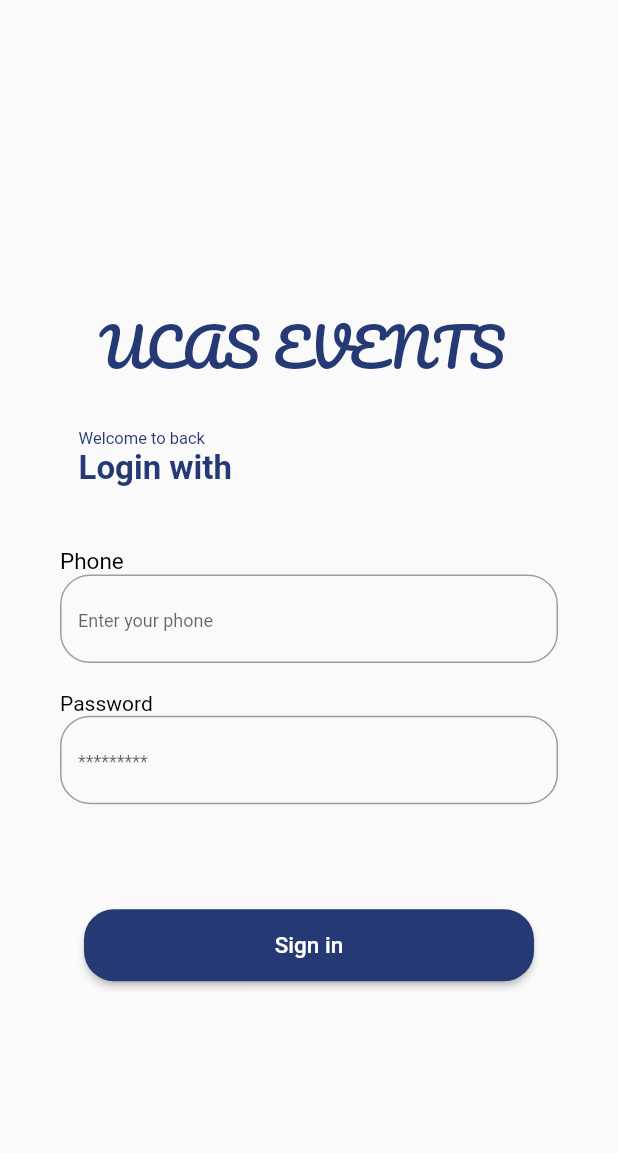
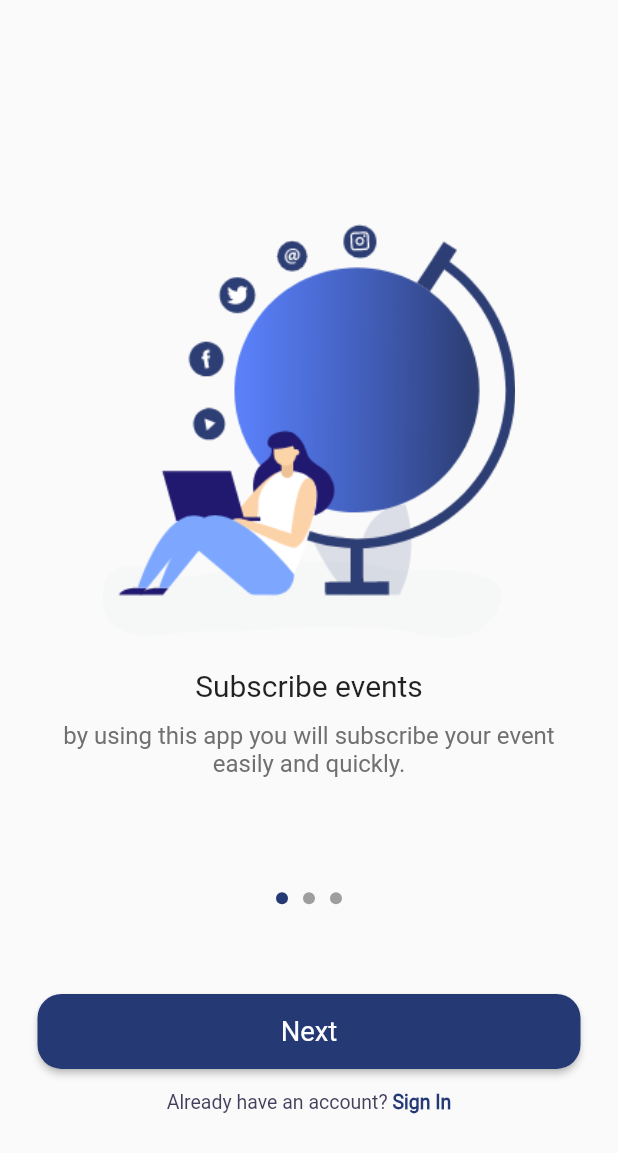
Before and after one commit to sahar-1998/Sahar-HackathonEventProject, a Flutter app: the screen it shows after launch, on a phone screen of 412 x 824 dp. Shown: the top 1153 px of the screen. Run offline on Flutter 3.47's test engine with Material 2 defaults, Android fonts, the phone set to English and light mode, and no system bars; our stand-ins replace cached_network_image, flutter_screenutil, hexcolor, shared_preferences.

Commit message:
first commit

```diff
--- a/lib/main.dart
+++ b/lib/main.dart
@@ -1,5 +1,6 @@
 import 'package:evemts/prefs/shared_pref_controller.dart';
 import 'package:evemts/screens/auth/login_screen.dart';
+import 'package:evemts/screens/auth/out_boarding_screen.dart';
 import 'package:evemts/screens/events/cat_event.dart';
 import 'package:evemts/screens/events/categoury_screen.dart';
 import 'package:evemts/screens/events/event_screen.dart';
@@ -25,6 +26,7 @@ class MyApp extends StatelessWidget {
         initialRoute:'/launch_screen' ,
         routes: {
           '/launch_screen' : (context)=> LaunchScreen(),
+          '/on_boarding_screen' : (context) => OutBoardingScreen(),
           '/signin_screen': (context) => Signin(),
           '/categoryScreen' : (context) => CategoryScreen(),
           '/new_event' :(context) =>AddEvent(),
--- a/lib/screens/auth/launch_screen.dart
+++ b/lib/screens/auth/launch_screen.dart
@@ -15,7 +15,7 @@ class _LaunchScreenState extends State<LaunchScreen> {
     super.initState();
     Future.delayed(const Duration(seconds: 3), () {
       // String route = SharedPrefController().loggedIn ? '/OnBoarding': '/Sign_in';
-      Navigator.pushReplacementNamed(context, '/signin_screen');
+      Navigator.pushReplacementNamed(context, '/on_boarding_screen');
 
     });
   }
@@ -25,8 +25,8 @@ class _LaunchScreenState extends State<LaunchScreen> {
       body: Container(
         height: double.infinity,
         width: double.infinity,
-        color: Color(0xff253975),
-        child: Padding(
+        color: const Color(0xff253975),
+        child: const Padding(
           padding:  EdgeInsets.only(top: 340, left: 80, right: 80),
           child: Text(
             'Events',
--- a/lib/screens/auth/login_screen.dart
+++ b/lib/screens/auth/login_screen.dart
@@ -113,7 +113,7 @@ class _SigninState extends State<Signin> with ApiHelper {
                   controller: _passwordTextEditingController,
                   obscureText: true,
                 ),
-                SizedBox(
+                const SizedBox(
                   height: 70,
                 ),
                 ElevatedButton(
--- /dev/null
+++ b/lib/screens/auth/out_boarding_screen.dart
@@ -0,0 +1,143 @@
+import 'package:evemts/widgets/out_boarding_content.dart';
+import 'package:evemts/widgets/out_boarding_indicator.dart';
+import 'package:flutter/gestures.dart';
+import 'package:flutter/material.dart';
+import 'package:flutter_screenutil/flutter_screenutil.dart';
+
+class OutBoardingScreen extends StatefulWidget {
+  const OutBoardingScreen({Key? key}) : super(key: key);
+
+  @override
+  _OutBoardingScreenState createState() => _OutBoardingScreenState();
+}
+
+class _OutBoardingScreenState extends State<OutBoardingScreen> {
+  late PageController _pageController;
+  int _currentPage = 0;
+
+  @override
+  void initState() {
+    // TODO: implement initState
+    super.initState();
+    _pageController = PageController();
+  }
+
+  @override
+  void dispose() {
+    _pageController.dispose();
+    super.dispose();
+  }
+
+  @override
+  Widget build(BuildContext context) {
+    return Scaffold(
+      body: Column(
+        mainAxisAlignment: MainAxisAlignment.center,
+        children: [
+          Container(
+            margin: const EdgeInsets.symmetric(horizontal: 20),
+            child: ConstrainedBox(
+              constraints: BoxConstraints(
+                minWidth: 0,
+                maxWidth: double.infinity,
+                minHeight: 0.h,
+                maxHeight: 420.h,
+              ),
+              child: PageView(
+                controller: _pageController,
+                // scrollDirection: Axis.vertical,
+                onPageChanged: (value) {
+                  setState(() {
+                    _currentPage = value;
+                  });
+                  // print('Current Page: $value');
+                },
+                children: [
+                  OutBoardingContent(
+                    image: 'images/on_board.png',
+                    mainText: 'Subscribe events',
+                    subText:
+                        'by using this app you will subscribe your event easily and quickly.',
+                  ),
+                  OutBoardingContent(
+                      image: 'images/on2.png',
+                      mainText: 'Online payment',
+                      subText:
+                          'this app provide you to pay through multiple  methods such as:  Visa, PayPal and cash.'),
+                  OutBoardingContent(
+                      image: 'images/on3.png',
+                      mainText:
+                          'Create events',
+                      subText: '“you can create your own event in the application free and invite your friends'),
+                ],
+              ),
+            ),
+          ),
+          SizedBox(height: 10.h),
+          Row(
+            mainAxisAlignment: MainAxisAlignment.center,
+            children: [
+              out_boarding_indicator(
+                marginEnd: 10,
+                selected: _currentPage == 0,
+              ),
+              out_boarding_indicator(
+                marginEnd: 10,
+                selected: _currentPage == 1,
+              ),
+              out_boarding_indicator(
+                selected: _currentPage == 2,
+              ),
+            ],
+          ),
+          SizedBox(
+            height: 50.h,
+          ),
+          Padding(
+            padding: const EdgeInsets.symmetric(horizontal: 25),
+            child: ElevatedButton(
+              style: ElevatedButton.styleFrom(
+                minimumSize: const Size(double.infinity, 50),
+                primary: const Color(0xff253975),
+                shape: RoundedRectangleBorder(
+                  borderRadius: BorderRadius.circular(16.0),
+                ),
+              ),
+              onPressed: () =>
+                  Navigator.pushReplacementNamed(context, '/home_screen'),
+              child: Text(
+                'Next',
+                style: TextStyle(fontSize: 16.sp),
+              ),
+            ),
+          ),
+          const SizedBox(height:15,),
+          RichText(
+            textAlign: TextAlign.center,
+            text:  TextSpan(
+
+              text: 'Already have an account?',
+              style: const TextStyle(
+                color: Color(0xff423E5B),
+                fontSize: 13,
+              ),
+              children: [
+                const TextSpan(text: ' '),
+                TextSpan(
+                  recognizer:  TapGestureRecognizer()..onTap = () => Navigator.pushReplacementNamed(context, '/signin_screen'),
+                  text: 'Sign In ',
+                  style: const TextStyle(
+                    fontSize: 13,
+                      fontFamily: 'Roboto',
+                      color: Color(0xff253975),
+                      fontWeight: FontWeight.bold),
+                ),
+              ],
+            ),
+          ),
+
+        ],
+      ),
+    );
+  }
+}
--- /dev/null
+++ b/lib/widgets/out_boarding_content.dart
@@ -0,0 +1,45 @@
+import 'package:flutter/material.dart';
+
+class OutBoardingContent extends StatelessWidget {
+  final String image;
+  String mainText;
+  String subText;
+
+  //final Color pageColor;
+
+  OutBoardingContent({
+    required this.image, required this.mainText, required this.subText
+  });
+
+  @override
+  Widget build(BuildContext context) {
+    return Column(
+      // padding: EdgeInsets.symmetric(horizontal: 10)
+      mainAxisAlignment: MainAxisAlignment.center,
+      children: [
+        Image.asset(image, height: 280,width: 280,),
+        const SizedBox(height: 20),
+        Text(
+          mainText,
+          textAlign: TextAlign.center,
+          style: const TextStyle(
+            fontSize: 20,
+            fontFamily: 'Roboto',
+            fontWeight: FontWeight.w500,
+          ),
+        ),
+        SizedBox(height: 12,),
+        Text(
+          subText,
+          textAlign: TextAlign.center,
+          style: const TextStyle(
+            fontSize: 16,
+            color: Color(0xff707070),
+            fontFamily: 'Roboto',
+
+          ),
+        ),
+      ],
+    );
+  }
+}
--- /dev/null
+++ b/lib/widgets/out_boarding_indicator.dart
@@ -0,0 +1,22 @@
+
+import 'package:flutter/material.dart';
+
+class out_boarding_indicator extends StatelessWidget {
+  final double marginEnd;
+  final bool selected;
+
+  out_boarding_indicator({this.marginEnd = 0, required this.selected});
+
+  @override
+  Widget build(BuildContext context) {
+    return Container(
+      decoration: BoxDecoration(
+          color: selected ? Color(0xff253975) : Colors.grey,
+          borderRadius: BorderRadius.circular(10)
+      ),
+      margin: EdgeInsetsDirectional.only(end: marginEnd),
+      height: 8,
+      width:8,
+    );
+  }
+}
```
Also changed, not shown: pubspec.yaml (+6 -3 lines), images/22.jpg (added), images/on2.png (added), images/on3.png (added), images/on_board.png (added).
